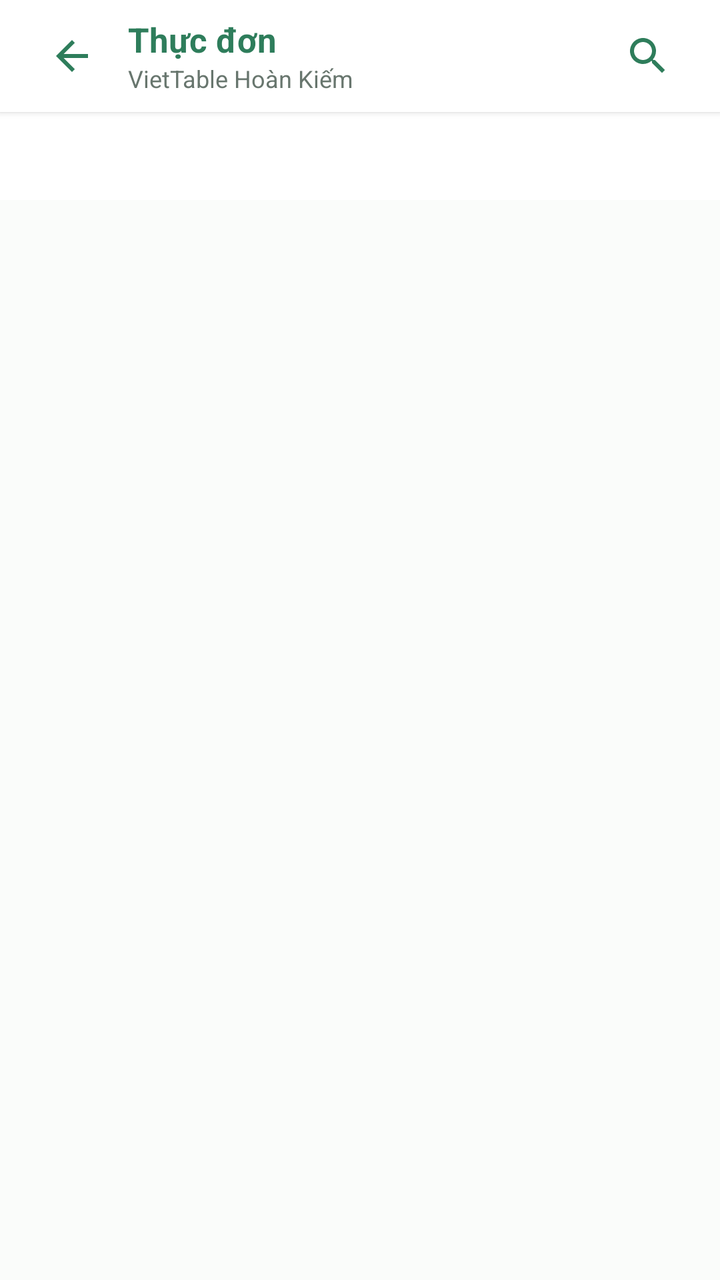
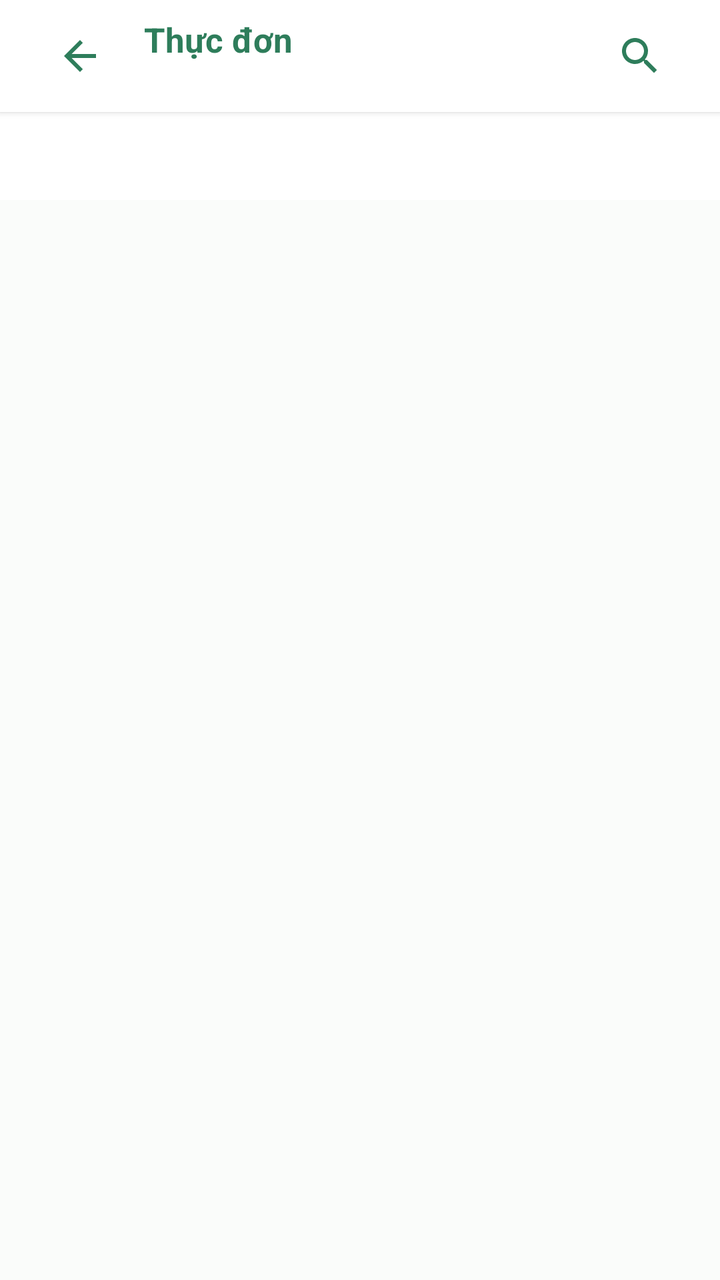

The first picture is an Android layout as it rendered before a commit; the second is the same layout after the commit. The layout source and the unified diff follow.
<!-- AndroidManifest.xml: application theme Theme.VietTable -->
<!-- res/layout/fragment_menu.xml -->
<?xml version="1.0" encoding="utf-8"?>
<androidx.constraintlayout.widget.ConstraintLayout
    xmlns:android="http://schemas.android.com/apk/res/android"
    xmlns:app="http://schemas.android.com/apk/res-auto"
    android:layout_width="match_parent"
    android:layout_height="match_parent"
    android:background="@color/bg_cream">

    
    <LinearLayout
        android:id="@+id/topBarMenu"
        android:layout_width="0dp"
        android:layout_height="wrap_content"
        android:minHeight="56dp"
        android:tag="safe_top"
        android:background="@color/surface"
        android:elevation="2dp"
        android:gravity="center_vertical"
        android:orientation="horizontal"
        android:paddingHorizontal="16dp"
        app:layout_constraintTop_toTopOf="parent"
        app:layout_constraintStart_toStartOf="parent"
        app:layout_constraintEnd_toEndOf="parent">

        <ImageButton
            android:id="@+id/btnBack"
            android:layout_width="40dp"
            android:layout_height="40dp"
            android:background="?attr/selectableItemBackgroundBorderless"
            android:src="@drawable/ic_back"
            app:tint="@color/primary" />

        <LinearLayout
            android:layout_width="0dp"
            android:layout_height="wrap_content"
            android:layout_marginStart="8dp"
            android:layout_weight="1"
            android:orientation="vertical">

            <TextView
                android:layout_width="wrap_content"
                android:layout_height="wrap_content"
                android:text="@string/food_menu_title"
                android:textColor="@color/primary"
                android:textSize="17sp"
                android:textStyle="bold" />

            <TextView
                android:id="@+id/tvMenuBranch"
                android:layout_width="wrap_content"
                android:layout_height="wrap_content"
                android:text="VietTable Hoàn Kiếm"
                android:textColor="@color/text_secondary"
                android:textSize="12sp" />
        </LinearLayout>

        <ImageButton
            android:id="@+id/btnSearchMenu"
            android:layout_width="40dp"
            android:layout_height="40dp"
            android:background="?attr/selectableItemBackgroundBorderless"
            android:src="@drawable/ic_search"
            app:tint="@color/primary" />
    </LinearLayout>

    
    <com.google.android.material.tabs.TabLayout
        android:id="@+id/tabLayoutCategories"
        android:layout_width="0dp"
        android:layout_height="44dp"
        android:background="@color/surface"
        app:tabIndicatorColor="@color/primary"
        app:tabMode="scrollable"
        app:tabSelectedTextColor="@color/primary"
        app:tabTextColor="@color/text_secondary"
        app:layout_constraintTop_toBottomOf="@id/topBarMenu"
        app:layout_constraintStart_toStartOf="parent"
        app:layout_constraintEnd_toEndOf="parent" />

    
    <androidx.recyclerview.widget.RecyclerView
        android:id="@+id/rvMenuFoods"
        android:layout_width="0dp"
        android:layout_height="0dp"
        android:clipToPadding="false"
        android:padding="16dp"
        app:layout_constraintTop_toBottomOf="@id/tabLayoutCategories"
        app:layout_constraintBottom_toTopOf="@id/cardCartBottomBar"
        app:layout_constraintStart_toStartOf="parent"
        app:layout_constraintEnd_toEndOf="parent" />

    
    <com.google.android.material.card.MaterialCardView
        android:id="@+id/cardCartBottomBar"
        style="@style/Widget.VietTable.Card"
        android:layout_width="0dp"
        android:layout_height="wrap_content"
        android:layout_margin="16dp"
        android:visibility="gone"
        app:cardBackgroundColor="@color/primary"
        app:cardCornerRadius="16dp"
        app:cardElevation="6dp"
        app:layout_constraintBottom_toBottomOf="parent"
        app:layout_constraintStart_toStartOf="parent"
        app:layout_constraintEnd_toEndOf="parent">

        <LinearLayout
            android:layout_width="match_parent"
            android:layout_height="wrap_content"
            android:minHeight="52dp"
            android:tag="safe_bottom"
            android:gravity="center_vertical"
            android:orientation="horizontal"
            android:paddingHorizontal="16dp">

            <TextView
                android:id="@+id/tvCartBadgeCount"
                android:layout_width="26dp"
                android:layout_height="26dp"
                android:background="@drawable/bg_badge"
                android:backgroundTint="@color/accent_gold"
                android:gravity="center"
                android:text="2"
                android:textColor="@color/white"
                android:textSize="12sp"
                android:textStyle="bold" />

            <TextView
                android:id="@+id/tvCartBottomPrice"
                android:layout_width="0dp"
                android:layout_height="wrap_content"
                android:layout_marginStart="12dp"
                android:layout_weight="1"
                android:text="178.000đ"
                android:textColor="@color/white"
                android:textSize="16sp"
                android:textStyle="bold" />

            <TextView
                android:layout_width="wrap_content"
                android:layout_height="wrap_content"
                android:drawableEnd="@drawable/ic_arrow_forward"
                android:drawablePadding="4dp"
                android:drawableTint="@color/accent_gold"
                android:text="Xem giỏ hàng"
                android:textColor="@color/accent_gold"
                android:textSize="14sp"
                android:textStyle="bold" />
        </LinearLayout>
    </com.google.android.material.card.MaterialCardView>

</androidx.constraintlayout.widget.ConstraintLayout>
<!-- resources referenced by this layout -->
<resources>
  <color name="accent_gold">#CCA862</color>
  <color name="bg_cream">#FAFCFA</color>
  <color name="primary">#2E7D5B</color>
  <color name="surface">#FFFFFF</color>
  <color name="text_secondary">#68766E</color>
  <color name="white">#FFFFFFFF</color>
  <string name="food_menu_title">Thực đơn</string>
  <style name="Theme.VietTable" parent="Base.Theme.VietTable" />
  <color name="divider">#E9EFEB</color>
  <dimen name="radius_large">16dp</dimen>
  <dimen name="card_elevation">1.5dp</dimen>
  <dimen name="card_stroke_width">1dp</dimen>
  <style name="Base.Theme.VietTable" parent="Theme.Material3.Light.NoActionBar">
          
          <item name="colorPrimary">@color/primary</item>
          <item name="colorPrimaryDark">@color/primary_dark</item>
          <item name="colorOnPrimary">@color/on_primary</item>
          <item name="colorPrimaryContainer">@color/primary_container</item>
          <item name="colorOnPrimaryContainer">@color/on_primary_container</item>
  
          <item name="colorSecondary">@color/accent_gold</item>
          <item name="colorOnSecondary">@color/white</item>
          <item name="colorSecondaryContainer">@color/accent_gold_container</item>
          <item name="colorOnSecondaryContainer">@color/accent_gold_dark</item>
  
          <item name="android:colorBackground">@color/bg_cream</item>
          <item name="colorSurface">@color/surface</item>
          <item name="colorOnSurface">@color/text_primary</item>
          <item name="colorSurfaceVariant">@color/surface_variant</item>
  
          <item name="colorError">@color/semantic_error</item>
          <item name="colorOnError">@color/white</item>
  
          
          <item name="android:statusBarColor">@android:color/transparent</item>
          <item name="android:windowLightStatusBar">true</item>
          <item name="android:navigationBarColor">@android:color/transparent</item>
          <item name="android:windowLightNavigationBar">true</item>
  
          
          <item name="colorAccent">@color/primary</item>
          <item name="alertDialogTheme">@style/ThemeOverlay.VietTable.Dialog.Alert</item>
          <item name="materialAlertDialogTheme">@style/ThemeOverlay.VietTable.MaterialAlertDialog</item>
          <item name="buttonBarPositiveButtonStyle">@style/Widget.VietTable.Dialog.Button.Positive</item>
          <item name="buttonBarNegativeButtonStyle">@style/Widget.VietTable.Dialog.Button.Negative</item>
          <item name="buttonBarNeutralButtonStyle">@style/Widget.VietTable.Dialog.Button.Neutral</item>
          <item name="materialButtonStyle">@style/Widget.VietTable.Button.Primary</item>
          <item name="materialButtonOutlinedStyle">@style/Widget.VietTable.Button.Outlined</item>
          <item name="borderlessButtonStyle">@style/Widget.VietTable.Button.Text</item>
          <item name="materialCardViewStyle">@style/Widget.VietTable.Card</item>
          <item name="textInputStyle">@style/Widget.VietTable.TextInputLayout</item>
          <item name="toolbarStyle">@style/Widget.VietTable.Toolbar</item>
          <item name="bottomNavigationStyle">@style/Widget.VietTable.BottomNavigationView</item>
      </style>
  <color name="primary_dark">#24654A</color>
  <color name="on_primary">#FFFFFF</color>
  <color name="primary_container">#EEF7F2</color>
  <color name="on_primary_container">#1B4E38</color>
  <color name="accent_gold_container">#FAF5EB</color>
  <color name="accent_gold_dark">#9E7D33</color>
  <color name="text_primary">#222D27</color>
  <color name="surface_variant">#F3F7F5</color>
  <color name="semantic_error">#D32F2F</color>
  <color name="transparent">#00000000</color>
  <dimen name="btn_height_primary">52dp</dimen>
  <dimen name="radius_medium">12dp</dimen>
  <style name="TextAppearance.VietTable.BottomNav.Label" parent="TextAppearance.Material3.LabelSmall">
          <item name="android:textSize">11sp</item>
          <item name="android:textStyle">normal</item>
      </style>
  <dimen name="text_button">14sp</dimen>
  <!-- unchanged entries left out for length: 20 -->
</resources>

<!-- the commit's change to res/layout/fragment_menu.xml (unified diff, before → after) -->
@@ -24,8 +24,9 @@
 
         <ImageButton
             android:id="@+id/btnBack"
-            android:layout_width="40dp"
-            android:layout_height="40dp"
+            android:layout_width="48dp"
+            android:layout_height="48dp"
+            android:contentDescription="@string/a11y_back"
             android:background="?attr/selectableItemBackgroundBorderless"
             android:src="@drawable/ic_back"
             app:tint="@color/primary" />
@@ -49,15 +50,16 @@
                 android:id="@+id/tvMenuBranch"
                 android:layout_width="wrap_content"
                 android:layout_height="wrap_content"
-                android:text="VietTable Hoàn Kiếm"
+                android:text=""
                 android:textColor="@color/text_secondary"
                 android:textSize="12sp" />
         </LinearLayout>
 
         <ImageButton
             android:id="@+id/btnSearchMenu"
-            android:layout_width="40dp"
-            android:layout_height="40dp"
+            android:layout_width="48dp"
+            android:layout_height="48dp"
+            android:contentDescription="@string/a11y_search"
             android:background="?attr/selectableItemBackgroundBorderless"
             android:src="@drawable/ic_search"
             app:tint="@color/primary" />
<!-- resource entries referenced after the edit -->
@@ -6,6 +6,8 @@
   <color name="surface">#FFFFFF</color>
   <color name="text_secondary">#68766E</color>
   <color name="white">#FFFFFFFF</color>
+  <string name="a11y_back">Quay lại</string>
+  <string name="a11y_search">Tìm kiếm</string>
   <string name="food_menu_title">Thực đơn</string>
   <style name="Theme.VietTable" parent="Base.Theme.VietTable" />
   <color name="divider">#E9EFEB</color>
@@ -37,7 +39,6 @@
           <item name="android:statusBarColor">@android:color/transparent</item>
           <item name="android:windowLightStatusBar">true</item>
           <item name="android:navigationBarColor">@android:color/transparent</item>
-          <item name="android:windowLightNavigationBar">true</item>
   
           
           <item name="colorAccent">@color/primary</item>
